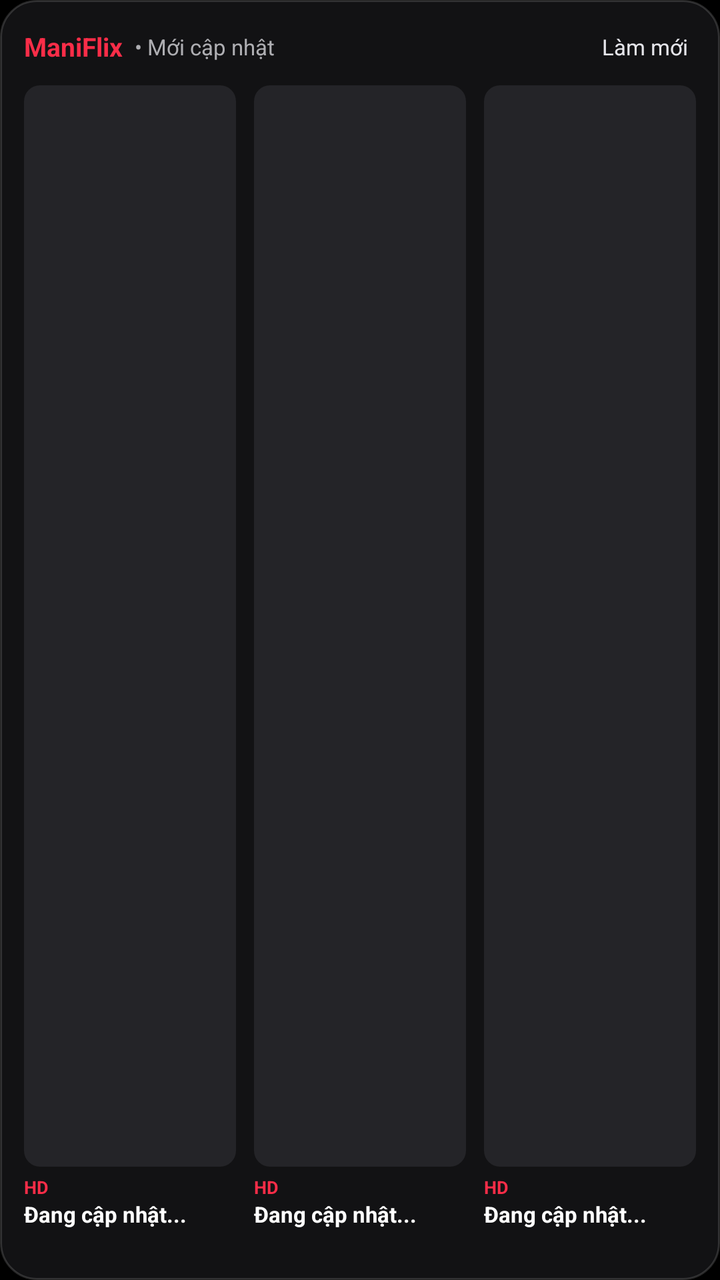
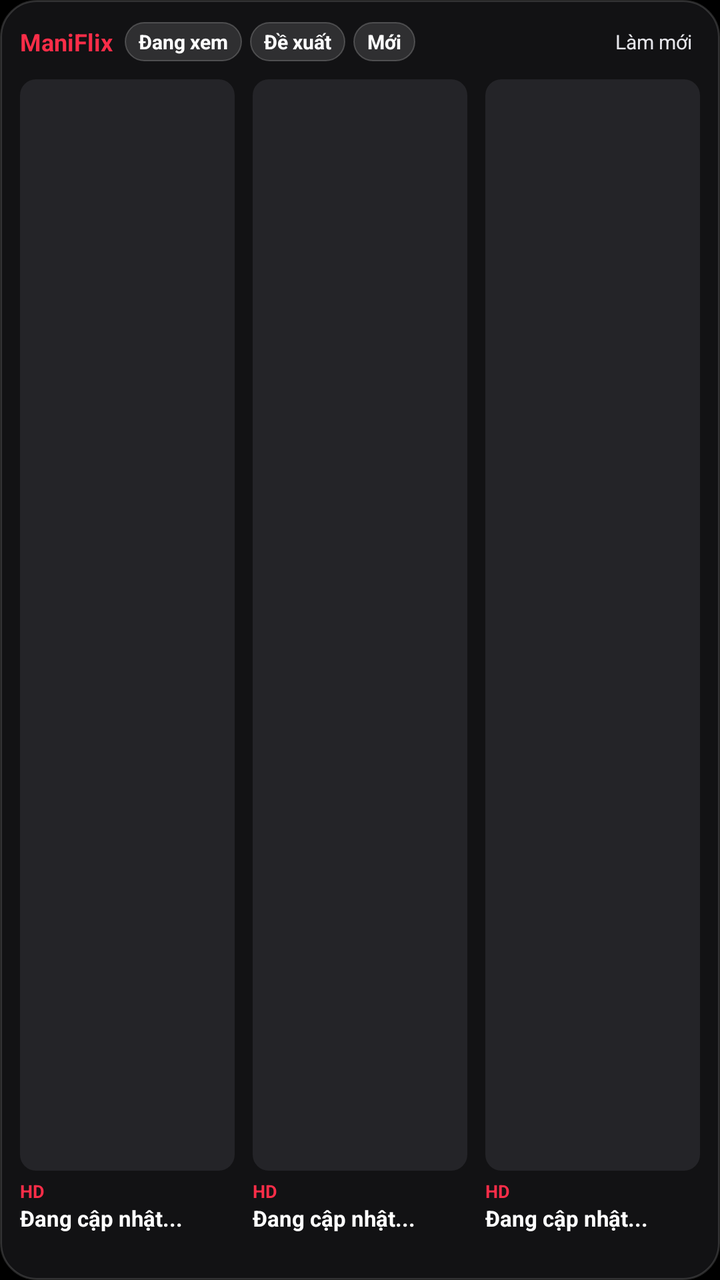

The first picture is an Android layout as it rendered before a commit; the second is the same layout after the commit. The layout source and the unified diff follow.
<!-- AndroidManifest.xml: application theme Theme.ManiFlix -->
<!-- res/layout/widget_maniflix.xml -->
<?xml version="1.0" encoding="utf-8"?>
<LinearLayout xmlns:android="http://schemas.android.com/apk/res/android"
    android:layout_width="match_parent"
    android:layout_height="match_parent"
    android:background="@drawable/widget_bg"
    android:orientation="vertical"
    android:padding="12dp">

    <LinearLayout
        android:layout_width="match_parent"
        android:layout_height="wrap_content"
        android:gravity="center_vertical"
        android:orientation="horizontal"
        android:paddingBottom="8dp">

        <TextView
            android:layout_width="wrap_content"
            android:layout_height="wrap_content"
            android:text="ManiFlix"
            android:textColor="#FA2D48"
            android:textSize="13sp"
            android:textStyle="bold" />

        <TextView
            android:layout_width="0dp"
            android:layout_height="wrap_content"
            android:layout_weight="1"
            android:ellipsize="end"
            android:maxLines="1"
            android:paddingStart="6dp"
            android:paddingEnd="6dp"
            android:text="• Mới cập nhật"
            android:textColor="#AEAEB2"
            android:textSize="11sp" />

        <TextView
            android:id="@+id/widget_refresh"
            android:layout_width="wrap_content"
            android:layout_height="wrap_content"
            android:padding="4dp"
            android:text="Làm mới"
            android:textColor="#E5E5EA"
            android:textSize="11sp" />
    </LinearLayout>

    <TextView
        android:id="@+id/widget_empty"
        android:layout_width="match_parent"
        android:layout_height="0dp"
        android:layout_weight="1"
        android:gravity="center"
        android:text="Đang tải danh sách phim mới..."
        android:textColor="#AEAEB2"
        android:textSize="12sp"
        android:visibility="gone" />

    <LinearLayout
        android:id="@+id/widget_row"
        android:layout_width="match_parent"
        android:layout_height="0dp"
        android:layout_weight="1"
        android:baselineAligned="false"
        android:orientation="horizontal">

        <LinearLayout
            android:id="@+id/widget_item_1"
            android:layout_width="0dp"
            android:layout_height="match_parent"
            android:layout_marginEnd="6dp"
            android:layout_weight="1"
            android:orientation="vertical">

            <ImageView
                android:id="@+id/widget_poster_1"
                android:layout_width="match_parent"
                android:layout_height="0dp"
                android:layout_weight="1"
                android:background="@drawable/widget_poster_bg"
                android:contentDescription="@string/app_name"
                android:scaleType="centerCrop" />

            <TextView
                android:id="@+id/widget_quality_1"
                android:layout_width="wrap_content"
                android:layout_height="wrap_content"
                android:layout_marginTop="4dp"
                android:text="HD"
                android:textColor="#FA2D48"
                android:textSize="9sp"
                android:textStyle="bold" />

            <TextView
                android:id="@+id/widget_title_1"
                android:layout_width="match_parent"
                android:layout_height="wrap_content"
                android:ellipsize="end"
                android:maxLines="1"
                android:text="Đang cập nhật..."
                android:textColor="#FFFFFF"
                android:textSize="11sp"
                android:textStyle="bold" />

            <TextView
                android:id="@+id/widget_sub_1"
                android:layout_width="match_parent"
                android:layout_height="wrap_content"
                android:ellipsize="end"
                android:maxLines="1"
                android:text=""
                android:textColor="#8E8E93"
                android:textSize="10sp" />
        </LinearLayout>

        <LinearLayout
            android:id="@+id/widget_item_2"
            android:layout_width="0dp"
            android:layout_height="match_parent"
            android:layout_marginStart="3dp"
            android:layout_marginEnd="3dp"
            android:layout_weight="1"
            android:orientation="vertical">

            <ImageView
                android:id="@+id/widget_poster_2"
                android:layout_width="match_parent"
                android:layout_height="0dp"
                android:layout_weight="1"
                android:background="@drawable/widget_poster_bg"
                android:contentDescription="@string/app_name"
                android:scaleType="centerCrop" />

            <TextView
                android:id="@+id/widget_quality_2"
                android:layout_width="wrap_content"
                android:layout_height="wrap_content"
                android:layout_marginTop="4dp"
                android:text="HD"
                android:textColor="#FA2D48"
                android:textSize="9sp"
                android:textStyle="bold" />

            <TextView
                android:id="@+id/widget_title_2"
                android:layout_width="match_parent"
                android:layout_height="wrap_content"
                android:ellipsize="end"
                android:maxLines="1"
                android:text="Đang cập nhật..."
                android:textColor="#FFFFFF"
                android:textSize="11sp"
                android:textStyle="bold" />

            <TextView
                android:id="@+id/widget_sub_2"
                android:layout_width="match_parent"
                android:layout_height="wrap_content"
                android:ellipsize="end"
                android:maxLines="1"
                android:text=""
                android:textColor="#8E8E93"
                android:textSize="10sp" />
        </LinearLayout>

        <LinearLayout
            android:id="@+id/widget_item_3"
            android:layout_width="0dp"
            android:layout_height="match_parent"
            android:layout_marginStart="6dp"
            android:layout_weight="1"
            android:orientation="vertical">

            <ImageView
                android:id="@+id/widget_poster_3"
                android:layout_width="match_parent"
                android:layout_height="0dp"
                android:layout_weight="1"
                android:background="@drawable/widget_poster_bg"
                android:contentDescription="@string/app_name"
                android:scaleType="centerCrop" />

            <TextView
                android:id="@+id/widget_quality_3"
                android:layout_width="wrap_content"
                android:layout_height="wrap_content"
                android:layout_marginTop="4dp"
                android:text="HD"
                android:textColor="#FA2D48"
                android:textSize="9sp"
                android:textStyle="bold" />

            <TextView
                android:id="@+id/widget_title_3"
                android:layout_width="match_parent"
                android:layout_height="wrap_content"
                android:ellipsize="end"
                android:maxLines="1"
                android:text="Đang cập nhật..."
                android:textColor="#FFFFFF"
                android:textSize="11sp"
                android:textStyle="bold" />

            <TextView
                android:id="@+id/widget_sub_3"
                android:layout_width="match_parent"
                android:layout_height="wrap_content"
                android:ellipsize="end"
                android:maxLines="1"
                android:text=""
                android:textColor="#8E8E93"
                android:textSize="10sp" />
        </LinearLayout>
    </LinearLayout>
</LinearLayout>
<!-- resources referenced by this layout -->
<resources>
  <!-- drawable widget_bg (drawable) -->
  <?xml version="1.0" encoding="utf-8"?>
  <shape xmlns:android="http://schemas.android.com/apk/res/android"
      android:shape="rectangle">
      <solid android:color="#121214" />
      <corners android:radius="18dp" />
      <stroke
          android:width="1dp"
          android:color="#26FFFFFF" />
  </shape>
  <!-- drawable widget_poster_bg (drawable) -->
  <?xml version="1.0" encoding="utf-8"?>
  <shape xmlns:android="http://schemas.android.com/apk/res/android"
      android:shape="rectangle">
      <solid android:color="#242428" />
      <corners android:radius="8dp" />
  </shape>
  <style name="Theme.ManiFlix" parent="android:Theme.Material.NoActionBar">
          <item name="android:windowBackground">@android:color/black</item>
          <item name="android:colorBackground">@android:color/black</item>
          <item name="android:statusBarColor">@android:color/transparent</item>
          <item name="android:navigationBarColor">@android:color/transparent</item>
      </style>
</resources>

<!-- the commit's change to res/layout/widget_maniflix.xml (unified diff, before → after) -->
@@ -4,7 +4,7 @@
     android:layout_height="match_parent"
     android:background="@drawable/widget_bg"
     android:orientation="vertical"
-    android:padding="12dp">
+    android:padding="10dp">
 
     <LinearLayout
         android:layout_width="match_parent"
@@ -16,31 +16,77 @@
         <TextView
             android:layout_width="wrap_content"
             android:layout_height="wrap_content"
+            android:layout_marginEnd="6dp"
             android:text="ManiFlix"
             android:textColor="#FA2D48"
-            android:textSize="13sp"
-            android:textStyle="bold" />
-
-        <TextView
-            android:layout_width="0dp"
-            android:layout_height="wrap_content"
-            android:layout_weight="1"
-            android:ellipsize="end"
-            android:maxLines="1"
-            android:paddingStart="6dp"
-            android:paddingEnd="6dp"
-            android:text="• Mới cập nhật"
-            android:textColor="#AEAEB2"
-            android:textSize="11sp" />
+            android:textSize="12sp"
+            android:textStyle="bold" />
+
+        <TextView
+            android:id="@+id/widget_tab_continue"
+            android:layout_width="wrap_content"
+            android:layout_height="wrap_content"
+            android:layout_marginEnd="4dp"
+            android:background="@drawable/widget_pill_inactive"
+            android:maxLines="1"
+            android:paddingStart="7dp"
+            android:paddingTop="3dp"
+            android:paddingEnd="7dp"
+            android:paddingBottom="3dp"
+            android:singleLine="true"
+            android:text="Đang xem"
+            android:textColor="#FFFFFF"
+            android:textSize="10sp"
+            android:textStyle="bold" />
+
+        <TextView
+            android:id="@+id/widget_tab_foryou"
+            android:layout_width="wrap_content"
+            android:layout_height="wrap_content"
+            android:layout_marginEnd="4dp"
+            android:background="@drawable/widget_pill_inactive"
+            android:maxLines="1"
+            android:paddingStart="7dp"
+            android:paddingTop="3dp"
+            android:paddingEnd="7dp"
+            android:paddingBottom="3dp"
+            android:singleLine="true"
+            android:text="Đề xuất"
+            android:textColor="#FFFFFF"
+            android:textSize="10sp"
+            android:textStyle="bold" />
+
+        <TextView
+            android:id="@+id/widget_tab_latest"
+            android:layout_width="wrap_content"
+            android:layout_height="wrap_content"
+            android:background="@drawable/widget_pill_inactive"
+            android:maxLines="1"
+            android:paddingStart="7dp"
+            android:paddingTop="3dp"
+            android:paddingEnd="7dp"
+            android:paddingBottom="3dp"
+            android:singleLine="true"
+            android:text="Mới"
+            android:textColor="#FFFFFF"
+            android:textSize="10sp"
+            android:textStyle="bold" />
+
+        <TextView
+            android:layout_width="0dp"
+            android:layout_height="1dp"
+            android:layout_weight="1" />
 
         <TextView
             android:id="@+id/widget_refresh"
             android:layout_width="wrap_content"
             android:layout_height="wrap_content"
+            android:maxLines="1"
             android:padding="4dp"
+            android:singleLine="true"
             android:text="Làm mới"
             android:textColor="#E5E5EA"
-            android:textSize="11sp" />
+            android:textSize="10sp" />
     </LinearLayout>
 
     <TextView
@@ -49,7 +95,7 @@
         android:layout_height="0dp"
         android:layout_weight="1"
         android:gravity="center"
-        android:text="Đang tải danh sách phim mới..."
+        android:text="Đang tải danh sách phim..."
         android:textColor="#AEAEB2"
         android:textSize="12sp"
         android:visibility="gone" />
@@ -79,6 +125,17 @@
                 android:contentDescription="@string/app_name"
                 android:scaleType="centerCrop" />
 
+            <ProgressBar
+                android:id="@+id/widget_progress_1"
+                style="?android:attr/progressBarStyleHorizontal"
+                android:layout_width="match_parent"
+                android:layout_height="3dp"
+                android:layout_marginTop="3dp"
+                android:max="100"
+                android:progress="0"
+                android:progressDrawable="@drawable/widget_progress_crimson"
+                android:visibility="gone" />
+
             <TextView
                 android:id="@+id/widget_quality_1"
                 android:layout_width="wrap_content"
@@ -129,6 +186,17 @@
                 android:contentDescription="@string/app_name"
                 android:scaleType="centerCrop" />
 
+            <ProgressBar
+                android:id="@+id/widget_progress_2"
+                style="?android:attr/progressBarStyleHorizontal"
+                android:layout_width="match_parent"
+                android:layout_height="3dp"
+                android:layout_marginTop="3dp"
+                android:max="100"
+                android:progress="0"
+                android:progressDrawable="@drawable/widget_progress_crimson"
+                android:visibility="gone" />
+
             <TextView
                 android:id="@+id/widget_quality_2"
                 android:layout_width="wrap_content"
@@ -177,6 +245,17 @@
                 android:background="@drawable/widget_poster_bg"
                 android:contentDescription="@string/app_name"
                 android:scaleType="centerCrop" />
+
+            <ProgressBar
+                android:id="@+id/widget_progress_3"
+                style="?android:attr/progressBarStyleHorizontal"
+                android:layout_width="match_parent"
+                android:layout_height="3dp"
+                android:layout_marginTop="3dp"
+                android:max="100"
+                android:progress="0"
+                android:progressDrawable="@drawable/widget_progress_crimson"
+                android:visibility="gone" />
 
             <TextView
                 android:id="@+id/widget_quality_3"
<!-- resource entries referenced after the edit -->
@@ -10,6 +10,16 @@
           android:width="1dp"
           android:color="#26FFFFFF" />
   </shape>
+  <!-- drawable widget_pill_inactive (drawable) -->
+  <?xml version="1.0" encoding="utf-8"?>
+  <shape xmlns:android="http://schemas.android.com/apk/res/android"
+      android:shape="rectangle">
+      <solid android:color="#1FFFFFFF" />
+      <corners android:radius="99dp" />
+      <stroke
+          android:width="0.6dp"
+          android:color="#33FFFFFF" />
+  </shape>
   <!-- drawable widget_poster_bg (drawable) -->
   <?xml version="1.0" encoding="utf-8"?>
   <shape xmlns:android="http://schemas.android.com/apk/res/android"
@@ -17,6 +27,24 @@
       <solid android:color="#242428" />
       <corners android:radius="8dp" />
   </shape>
+  <!-- drawable widget_progress_crimson (drawable) -->
+  <?xml version="1.0" encoding="utf-8"?>
+  <layer-list xmlns:android="http://schemas.android.com/apk/res/android">
+      <item android:id="@android:id/background">
+          <shape android:shape="rectangle">
+              <solid android:color="#33FFFFFF" />
+              <corners android:radius="2dp" />
+          </shape>
+      </item>
+      <item android:id="@android:id/progress">
+          <clip>
+              <shape android:shape="rectangle">
+                  <solid android:color="#FA2D48" />
+                  <corners android:radius="2dp" />
+              </shape>
+          </clip>
+      </item>
+  </layer-list>
   <style name="Theme.ManiFlix" parent="android:Theme.Material.NoActionBar">
           <item name="android:windowBackground">@android:color/black</item>
           <item name="android:colorBackground">@android:color/black</item>
